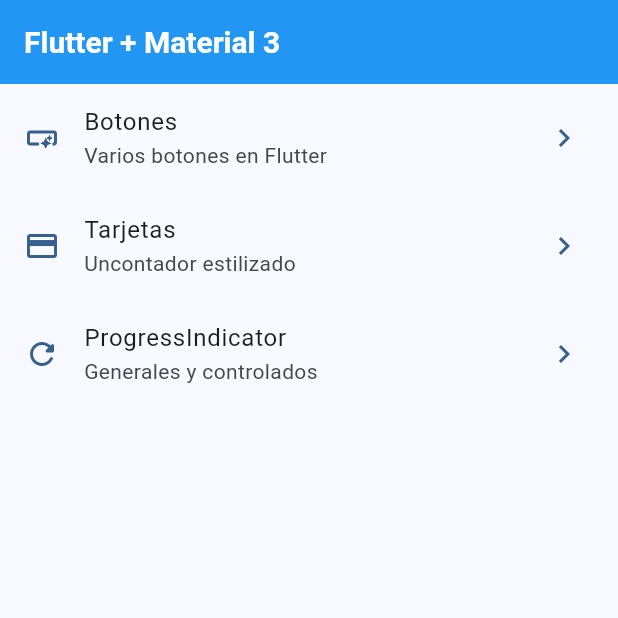
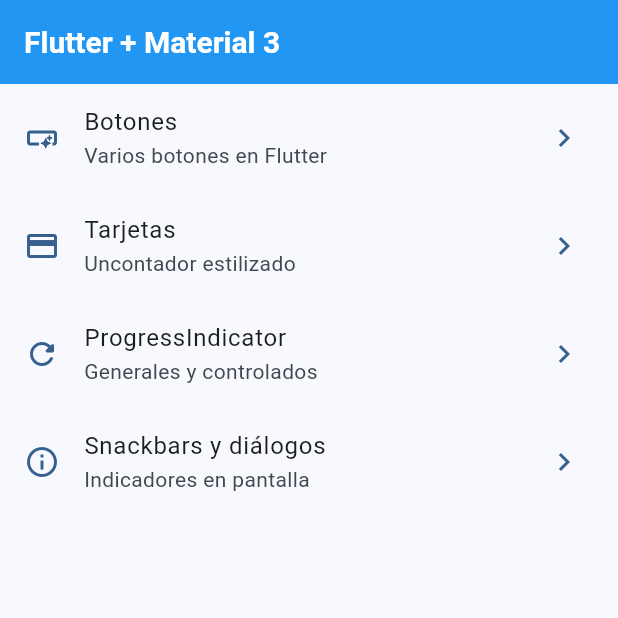
Before and after one commit to Illera1999/Flutter_Course, a Flutter app: the screen it shows after launch, on a phone screen of 412 x 824 dp, the top half of it. Run offline on Flutter 3.47's test engine with Material 3 defaults, Android fonts, the phone set to English and light mode, and no system bars; our stand-ins replace animate_do, dio, go_router, video_player.

Commit message:
Snackbars

```diff
--- a/project/widgets_app/lib/config/menu/menu_items.dart
+++ b/project/widgets_app/lib/config/menu/menu_items.dart
@@ -36,4 +36,10 @@ class MenuItems {
       link: '/progress',
       icon: Icons.refresh_rounded,
     ),
+    MenuItems(
+      title: 'Snackbars y diálogos',
+      subTitle: 'Indicadores en pantalla',
+      link: '/snackbars',
+      icon: Icons.info_outline,
+    ),
   ];
--- a/project/widgets_app/lib/config/router/app_router.dart
+++ b/project/widgets_app/lib/config/router/app_router.dart
@@ -24,5 +24,10 @@ final appRouter = GoRouter(
       path: '/progress',
       builder: (context,state) => const ProgressScreen(),
     ),
+    GoRoute(
+      name: SnackBarScreen.name,
+      path: '/snackbars',
+      builder: (context,state) => const SnackBarScreen(),
+    ),
   ]
 );
```
Also changed, not shown: project/widgets_app/lib/presentation/screens/snackbar/snackbar_screen.dart (+28 -2 lines).
